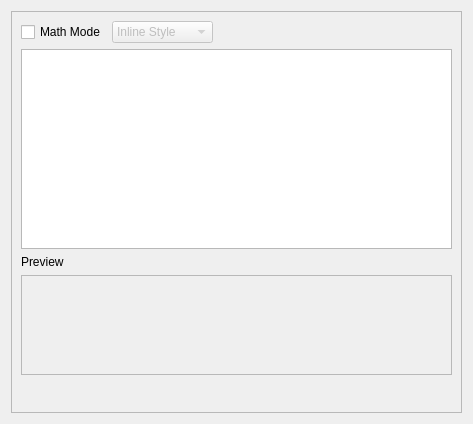
First picture: the form in GUI/windows/labelTextEditor.ui, repository vectorgraphics/asymptote, before the edit.
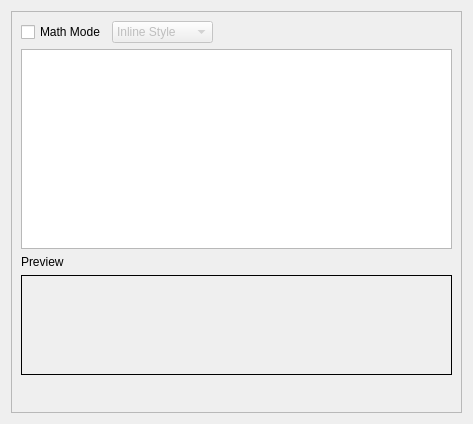
Second picture: the form after the edit. Icons and pictures are not drawn.

Commit message: Add early label editor preview.

What changed in the file:
```diff
--- a/GUI/windows/labelTextEditor.ui
+++ b/GUI/windows/labelTextEditor.ui
@@ -104,7 +104,7 @@
          </widget>
         </item>
         <item>
-         <widget class="QFrame" name="fraLabelPreview">
+         <widget class="QLabel" name="lblLabelPreview">
           <property name="minimumSize">
            <size>
             <width>0</width>
@@ -112,10 +112,10 @@
            </size>
           </property>
           <property name="frameShape">
-           <enum>QFrame::StyledPanel</enum>
+           <enum>QFrame::Box</enum>
           </property>
-          <property name="frameShadow">
-           <enum>QFrame::Raised</enum>
+          <property name="text">
+           <string/>
           </property>
          </widget>
         </item>
```
The commit also changes 4 other files.
